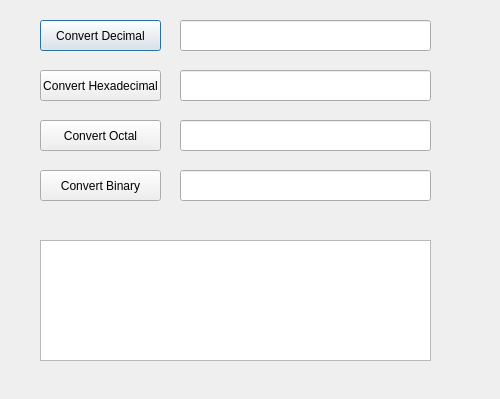
Before: the Qt Designer form dialog.ui in abrarShariar/NumConverter, drawn with Qt 5.
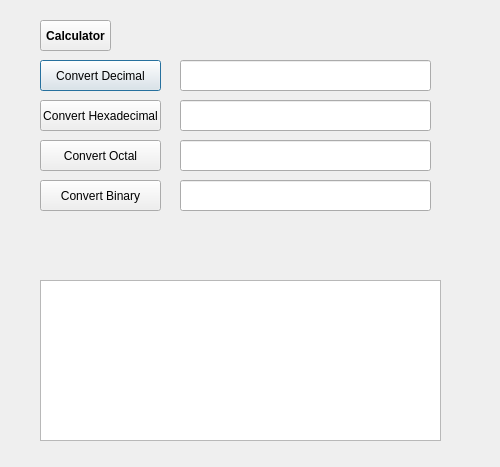
After: the same form once the commit is applied.

Commit message: Binary and hexa calculator added

```diff
--- a/dialog.ui
+++ b/dialog.ui
@@ -7,7 +7,7 @@
     <x>0</x>
     <y>0</y>
     <width>500</width>
-    <height>399</height>
+    <height>467</height>
    </rect>
   </property>
   <property name="windowTitle">
@@ -17,7 +17,7 @@
    <property name="geometry">
     <rect>
      <x>40</x>
-     <y>20</y>
+     <y>60</y>
      <width>121</width>
      <height>31</height>
     </rect>
@@ -33,7 +33,7 @@
    <property name="geometry">
     <rect>
      <x>180</x>
-     <y>20</y>
+     <y>60</y>
      <width>251</width>
      <height>31</height>
     </rect>
@@ -72,14 +72,14 @@
    <property name="geometry">
     <rect>
      <x>40</x>
-     <y>240</y>
-     <width>391</width>
-     <height>121</height>
+     <y>280</y>
+     <width>401</width>
+     <height>161</height>
     </rect>
    </property>
    <property name="font">
     <font>
-     <pointsize>10</pointsize>
+     <pointsize>11</pointsize>
     </font>
    </property>
   </widget>
@@ -87,7 +87,7 @@
    <property name="geometry">
     <rect>
      <x>40</x>
-     <y>70</y>
+     <y>100</y>
      <width>121</width>
      <height>31</height>
     </rect>
@@ -103,7 +103,7 @@
    <property name="geometry">
     <rect>
      <x>180</x>
-     <y>70</y>
+     <y>100</y>
      <width>251</width>
      <height>31</height>
     </rect>
@@ -116,7 +116,7 @@
    <property name="geometry">
     <rect>
      <x>40</x>
-     <y>120</y>
+     <y>140</y>
      <width>121</width>
      <height>31</height>
     </rect>
@@ -132,7 +132,7 @@
    <property name="geometry">
     <rect>
      <x>180</x>
-     <y>120</y>
+     <y>140</y>
      <width>251</width>
      <height>31</height>
     </rect>
@@ -145,7 +145,7 @@
    <property name="geometry">
     <rect>
      <x>40</x>
-     <y>170</y>
+     <y>180</y>
      <width>121</width>
      <height>31</height>
     </rect>
@@ -161,7 +161,7 @@
    <property name="geometry">
     <rect>
      <x>180</x>
-     <y>170</y>
+     <y>180</y>
      <width>251</width>
      <height>31</height>
     </rect>
@@ -170,6 +170,62 @@
     <string/>
    </property>
   </widget>
+  <widget class="QPushButton" name="pushButton_5">
+   <property name="geometry">
+    <rect>
+     <x>40</x>
+     <y>20</y>
+     <width>71</width>
+     <height>31</height>
+    </rect>
+   </property>
+   <property name="palette">
+    <palette>
+     <active>
+      <colorrole role="Text">
+       <brush brushstyle="SolidPattern">
+        <color alpha="255">
+         <red>170</red>
+         <green>0</green>
+         <blue>0</blue>
+        </color>
+       </brush>
+      </colorrole>
+     </active>
+     <inactive>
+      <colorrole role="Text">
+       <brush brushstyle="SolidPattern">
+        <color alpha="255">
+         <red>170</red>
+         <green>0</green>
+         <blue>0</blue>
+        </color>
+       </brush>
+      </colorrole>
+     </inactive>
+     <disabled>
+      <colorrole role="Text">
+       <brush brushstyle="SolidPattern">
+        <color alpha="255">
+         <red>120</red>
+         <green>120</green>
+         <blue>120</blue>
+        </color>
+       </brush>
+      </colorrole>
+     </disabled>
+    </palette>
+   </property>
+   <property name="font">
+    <font>
+     <weight>75</weight>
+     <bold>true</bold>
+    </font>
+   </property>
+   <property name="text">
+    <string>Calculator</string>
+   </property>
+  </widget>
  </widget>
  <layoutdefault spacing="6" margin="11"/>
  <resources/>
```
The commit also changes 9 other files.
